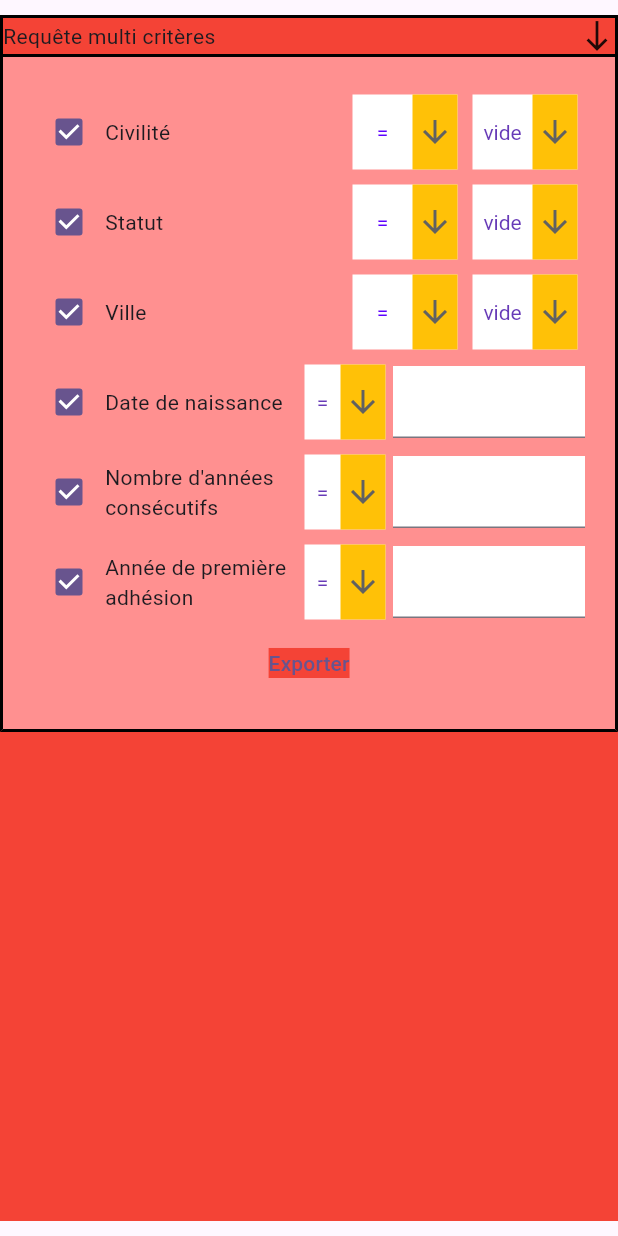
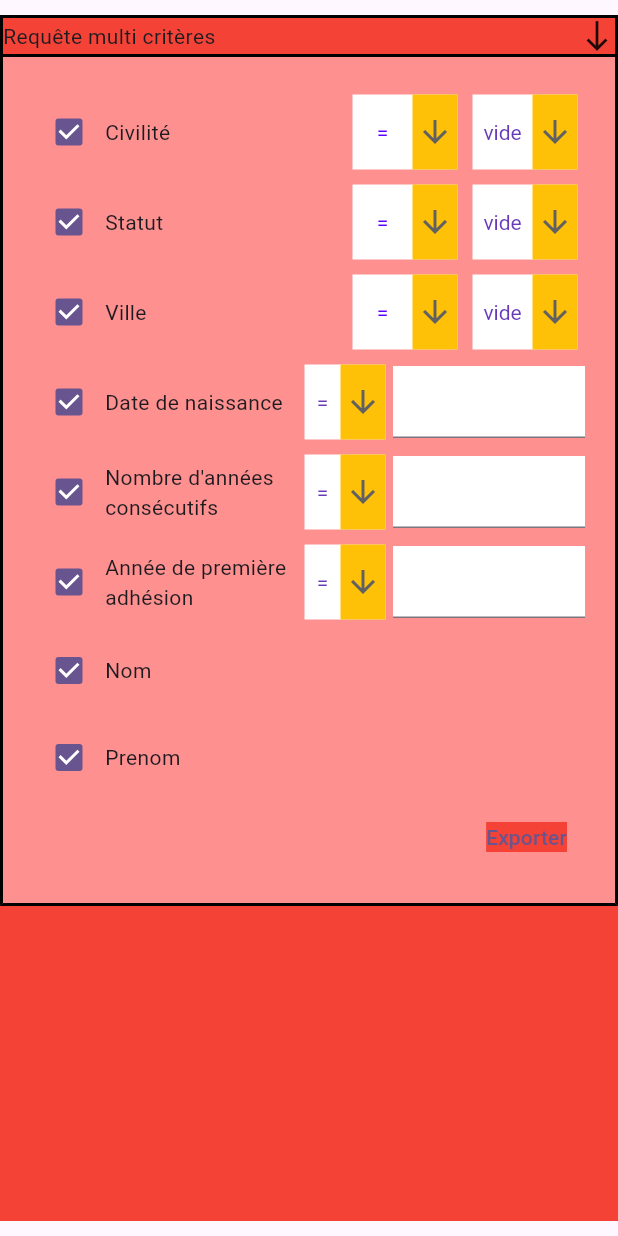
Before and after one commit to TheoBorreaniMode83/client_randonneurs, a Flutter app: the ComposentSearch widget shown alone on an empty page, opened directly with empty values, after a tap on "Requête multi critères", after a tap on "Exporter", on a phone screen of 412 x 824 dp. Run offline on Flutter 3.47's test engine with Material 3 defaults, Android fonts, the phone set to English and light mode, and no system bars; our stand-ins replace diacritic, flutter_slider_drawer, get, page_transition; missing offline and left inert: dart:html, patterns_canvas; network calls fail.

Commit message:
selection ajouté le tout presque fini

```diff
--- a/project/lib/controller/controlerModel/controler_model.dart
+++ b/project/lib/controller/controlerModel/controler_model.dart
@@ -1,3 +1,4 @@
+/*
 import 'package:les_randonneurs_draceniens_client_administratif/model/adherent.dart';
 
 class ControlerModel{
@@ -9,3 +10,4 @@ class ControlerModel{
       civilite: "Homme");
   }
 }
+*/
--- a/project/lib/controller/controller_page_gestion_adherents.dart
+++ b/project/lib/controller/controller_page_gestion_adherents.dart
@@ -25,6 +25,8 @@ class ControllerPageGestionAdherents{
   static Wrapper value6_0=Wrapper(contentA: true);
   static Wrapper value6_1=Wrapper(contentA: '=');
 
+  static Wrapper value7_0=Wrapper(contentA: true);
+  static Wrapper value8_0=Wrapper(contentA: true);
 
   static TextEditingController  controlleur1 = TextEditingController();
   static TextEditingController  controlleur2 = TextEditingController();
--- a/project/lib/controller/gstHttpServer/gst_http_server.dart
+++ b/project/lib/controller/gstHttpServer/gst_http_server.dart
@@ -10,23 +10,23 @@ class GstHttpServer{
   //-------------------------------------------------------------------------------------
 
   static List<Adherent> _dbAdherents = [
-    Adherent(id: 0,nom: "Martin", prenom: "Gabriel", civilite: "Monsieur",anneePremiereAdhesion: 2000, statut: "Adhésion", nomVille: "Draguignan",joursNaissance: 10,moisNaissance: 10,anneeNaissance: 2000, ),
-    Adherent(id: 1,nom: "Bernard", prenom: "Léo", civilite: "Monsieur",anneePremiereAdhesion: 2010, statut: "Adhésion", nomVille: "Montferat",joursNaissance: 10,moisNaissance: 10,anneeNaissance: 2000),
-    Adherent(id: 2,nom: "Thomas", prenom: "Raphael", civilite: "Monsieur",anneePremiereAdhesion: 1999, statut: "Réadhésion", nomVille: "Frejus",joursNaissance: 10,moisNaissance: 10,anneeNaissance: 2000),
-    Adherent(id: 3,nom: "Petit", prenom: "Louis", civilite: "Monsieur",anneePremiereAdhesion: 2000, statut: "R.Santé", nomVille: "Brignole",joursNaissance: 10,moisNaissance: 10,anneeNaissance: 2000),
-    Adherent(id: 4,nom: "Robert", prenom: "Mael", civilite: "Monsieur",anneePremiereAdhesion: 2000, statut: "Pass Dec", nomVille: "Congolin",joursNaissance: 10,moisNaissance: 10,anneeNaissance: 1990),
-    Adherent(id: 5,nom: "Richard", prenom: "Arthur", civilite: "Monsieur",anneePremiereAdhesion: 2000, statut: "Adhésion", nomVille: "Paris",joursNaissance: 10,moisNaissance: 10,anneeNaissance: 2000),
-    Adherent(id: 6,nom: "Durand", prenom: "Jules", civilite: "Monsieur",anneePremiereAdhesion: 2000, statut: "R.Santé", nomVille: "Draguignan",joursNaissance: 10,moisNaissance: 10,anneeNaissance: 2000),
-    Adherent(id: 7,nom: "Dubois", prenom: "Noah", civilite: "Monsieur",anneePremiereAdhesion: 2000, statut: "Adh.Non/Lic", nomVille: "Marseille",joursNaissance: 10,moisNaissance: 10,anneeNaissance: 2000),
-    Adherent(id: 8,nom: "Moreau", prenom: "Adam", civilite: "Monsieur",anneePremiereAdhesion: 2000, statut: "Adh.Non/Lic", nomVille: "Draguignan",joursNaissance: 10,moisNaissance: 10,anneeNaissance: 2000),
-    Adherent(id: 9,nom: "Laurent", prenom: "Lucas", civilite: "Monsieur",anneePremiereAdhesion: 2000, statut: "M.Nordique", nomVille: "Draguignan",joursNaissance: 10,moisNaissance: 10,anneeNaissance: 2000),
-    Adherent(id: 10,nom: "Roux", prenom: "Esther", civilite: "Madame",anneePremiereAdhesion: 2000, statut: "Adhésion", nomVille: "Draguignan",joursNaissance: 10,moisNaissance: 10,anneeNaissance: 2000),
-    Adherent(id: 11,nom: "Lambert", prenom: "Marguerite", civilite: "Madame",anneePremiereAdhesion: 2000, statut: "Adh.Aut.Ass", nomVille: "Draguignan",joursNaissance: 10,moisNaissance: 10,anneeNaissance: 2000),
-    Adherent(id: 12,nom: "Leroy", prenom: "Helen", civilite: "Madame",anneePremiereAdhesion: 2000, statut: "Réadhésion", nomVille: "Draguignan",joursNaissance: 10,moisNaissance: 10,anneeNaissance: 2000),
-    Adherent(id: 13,nom: "Lefebvre", prenom: "Hélène", civilite: "Madame",anneePremiereAdhesion: 2000, statut: "Adhésion", nomVille: "Congolin",joursNaissance: 10,moisNaissance: 10,anneeNaissance: 2000),
-    Adherent(id: 14,nom: "Bertrand", prenom: "Adrienne", civilite: "Madame",anneePremiereAdhesion: 2000, statut: "R.Santé", nomVille: "Frejus",joursNaissance: 10,moisNaissance: 10,anneeNaissance: 2000),
-    Adherent(id: 15,nom: "Girard", prenom: "Aline", civilite: "Madame",anneePremiereAdhesion: 2000, statut: "R.Santé", nomVille: "Frejus",joursNaissance: 10,moisNaissance: 10,anneeNaissance: 2000),
-    Adherent(id: 16,nom: "David", prenom: "Pascale", civilite: "Madame",anneePremiereAdhesion: 2000, statut: "R.Santé", nomVille: "Draguignan",joursNaissance: 10,moisNaissance: 10,anneeNaissance: 2000),
+    Adherent(id: 0,nom: "Martin", prenom: "Gabriel", civilite: "Monsieur",anneePremiereAdhesion: 2000, statut: "Adhésion", nomVille: "Draguignan",joursNaissance: 10,moisNaissance: 10,anneeNaissance: 2000,joursPremiereAdhesion: 10,moisPremiereAdhesion: 10 ),
+    Adherent(id: 1,nom: "Bernard", prenom: "Léo", civilite: "Monsieur",anneePremiereAdhesion: 2010, statut: "Adhésion", nomVille: "Montferat",joursNaissance: 10,moisNaissance: 10,anneeNaissance: 2000,joursPremiereAdhesion: 10,moisPremiereAdhesion: 10),
+    Adherent(id: 2,nom: "Thomas", prenom: "Raphael", civilite: "Monsieur",anneePremiereAdhesion: 1999, statut: "Réadhésion", nomVille: "Frejus",joursNaissance: 10,moisNaissance: 10,anneeNaissance: 2000,joursPremiereAdhesion: 10,moisPremiereAdhesion: 10),
+    Adherent(id: 3,nom: "Petit", prenom: "Louis", civilite: "Monsieur",anneePremiereAdhesion: 2000, statut: "R.Santé", nomVille: "Brignole",joursNaissance: 10,moisNaissance: 10,anneeNaissance: 2000,joursPremiereAdhesion: 10,moisPremiereAdhesion: 10),
+    Adherent(id: 4,nom: "Robert", prenom: "Mael", civilite: "Monsieur",anneePremiereAdhesion: 2000, statut: "Pass Dec", nomVille: "Congolin",joursNaissance: 10,moisNaissance: 10,anneeNaissance: 1990,joursPremiereAdhesion: 10,moisPremiereAdhesion: 10),
+    Adherent(id: 5,nom: "Richard", prenom: "Arthur", civilite: "Monsieur",anneePremiereAdhesion: 2000, statut: "Adhésion", nomVille: "Paris",joursNaissance: 10,moisNaissance: 10,anneeNaissance: 2000,joursPremiereAdhesion: 10,moisPremiereAdhesion: 10),
+    Adherent(id: 6,nom: "Durand", prenom: "Jules", civilite: "Monsieur",anneePremiereAdhesion: 2000, statut: "R.Santé", nomVille: "Draguignan",joursNaissance: 10,moisNaissance: 10,anneeNaissance: 2000,joursPremiereAdhesion: 10,moisPremiereAdhesion: 10),
+    Adherent(id: 7,nom: "Dubois", prenom: "Noah", civilite: "Monsieur",anneePremiereAdhesion: 2000, statut: "Adh.Non/Lic", nomVille: "Marseille",joursNaissance: 10,moisNaissance: 10,anneeNaissance: 2000,joursPremiereAdhesion: 10,moisPremiereAdhesion: 10),
+    Adherent(id: 8,nom: "Moreau", prenom: "Adam", civilite: "Monsieur",anneePremiereAdhesion: 2000, statut: "Adh.Non/Lic", nomVille: "Draguignan",joursNaissance: 10,moisNaissance: 10,anneeNaissance: 2000,joursPremiereAdhesion: 10,moisPremiereAdhesion: 10),
+    Adherent(id: 9,nom: "Laurent", prenom: "Lucas", civilite: "Monsieur",anneePremiereAdhesion: 2000, statut: "M.Nordique", nomVille: "Draguignan",joursNaissance: 10,moisNaissance: 10,anneeNaissance: 2000,joursPremiereAdhesion: 10,moisPremiereAdhesion: 10),
+    Adherent(id: 10,nom: "Roux", prenom: "Esther", civilite: "Madame",anneePremiereAdhesion: 2000, statut: "Adhésion", nomVille: "Draguignan",joursNaissance: 10,moisNaissance: 10,anneeNaissance: 2000,joursPremiereAdhesion: 10,moisPremiereAdhesion: 10),
+    Adherent(id: 11,nom: "Lambert", prenom: "Marguerite", civilite: "Madame",anneePremiereAdhesion: 2000, statut: "Adh.Aut.Ass", nomVille: "Draguignan",joursNaissance: 10,moisNaissance: 10,anneeNaissance: 2000,joursPremiereAdhesion: 10,moisPremiereAdhesion: 10),
+    Adherent(id: 12,nom: "Leroy", prenom: "Helen", civilite: "Madame",anneePremiereAdhesion: 2000, statut: "Réadhésion", nomVille: "Draguignan",joursNaissance: 10,moisNaissance: 10,anneeNaissance: 2000,joursPremiereAdhesion: 10,moisPremiereAdhesion: 10),
+    Adherent(id: 13,nom: "Lefebvre", prenom: "Hélène", civilite: "Madame",anneePremiereAdhesion: 2000, statut: "Adhésion", nomVille: "Congolin",joursNaissance: 10,moisNaissance: 10,anneeNaissance: 2000,joursPremiereAdhesion: 10,moisPremiereAdhesion: 10),
+    Adherent(id: 14,nom: "Bertrand", prenom: "Adrienne", civilite: "Madame",anneePremiereAdhesion: 2000, statut: "R.Santé", nomVille: "Frejus",joursNaissance: 10,moisNaissance: 10,anneeNaissance: 2000,joursPremiereAdhesion: 10,moisPremiereAdhesion: 10),
+    Adherent(id: 15,nom: "Girard", prenom: "Aline", civilite: "Madame",anneePremiereAdhesion: 2000, statut: "R.Santé", nomVille: "Frejus",joursNaissance: 10,moisNaissance: 10,anneeNaissance: 2000,joursPremiereAdhesion: 10,moisPremiereAdhesion: 10),
+    Adherent(id: 16,nom: "David", prenom: "Pascale", civilite: "Madame",anneePremiereAdhesion: 2000, statut: "R.Santé", nomVille: "Draguignan",joursNaissance: 10,moisNaissance: 10,anneeNaissance: 2000,joursPremiereAdhesion: 10,moisPremiereAdhesion: 10),
 
   ];
 
@@ -62,10 +62,9 @@ class GstHttpServer{
   ];
 
 
-  static List<String> _dbRubriquesFinancieres  = [
+  static List<String> _dbRubriquesFinancieres  = [];
 
-  ];
-
+  static int _dbAnneeExerciceActuel =2024;
 
 
 
@@ -78,6 +77,7 @@ class GstHttpServer{
   static List<Ville> _villes = [];
   static List<Statut> _statuts = [];
   static List<Civilite> _civilite = [];
+  static int _anneeExerciceActuel = -1;
 
   //-------------------------------------------------------------------------------------
   // Fonction de recupération et mise a jours de la base de donnée
@@ -115,6 +115,9 @@ class GstHttpServer{
     _civilite = List<Civilite>.from(_dbCivilite);
   }
 
+    static void _loadAnneeExerciceActuel(){
+    _anneeExerciceActuel = _dbAnneeExerciceActuel;
+  }
 
   //-------------------------------------------------------------------------------------
   // A FINIR fonction de test qui affiche les adfhérents de la base de donnée
@@ -201,5 +204,9 @@ class GstHttpServer{
     return result;
   }
 
+  static int getAnneeExerciceActuel(){
+    return _anneeExerciceActuel;
+  }
+
 
 }
--- a/project/lib/controller/gstRoute/gst_route.dart
+++ b/project/lib/controller/gstRoute/gst_route.dart
@@ -24,7 +24,6 @@ class GstRoute{
     '/page_gestion_tarif': (context) => const PageGestionTarif(),
     '/page_gestions_adhesions_en_cours': (context) => const PageGestionsAdhesionsEnCours(),
     '/page_test': (context) => const PageTest(),
-    '/page_certificaux_medicaux': (context) => const PageCertificauxMedicaux(),
     '/page_archivage': (context) => const PageArchivage(),
   };
 
@@ -59,8 +58,6 @@ class GstRoute{
       'page_gestion_tarif'               : Triplet<Function,Widget,Function>( Navigator.of(context).pushReplacement , const PageGestionTarif()             , tabTransition['Transition2']! ),
       'page_gestions_adhesions_en_cours' : Triplet<Function,Widget,Function>( Navigator.of(context).pushReplacement , const PageGestionsAdhesionsEnCours() , tabTransition['Transition2']! ),
       'page_test'                        : Triplet<Function,Widget,Function>( Navigator.of(context).pushReplacement , const PageTest()                     , tabTransition['Transition2']! ),
-      'page_adherents_eligibles'         : Triplet<Function,Widget,Function>( Navigator.of(context).pushReplacement , const PageAdherentsEligibles()       , tabTransition['Transition2']! ),
-      'page_certificaux_medicaux'        : Triplet<Function,Widget,Function>( Navigator.of(context).pushReplacement , const PageCertificauxMedicaux()      , tabTransition['Transition2']! ),
       'page_archivage'                   : Triplet<Function,Widget,Function>( Navigator.of(context).pushReplacement , const PageArchivage()                , tabTransition['Transition2']! ),
       };
       if(routesFunctions[name]!=null){
--- a/project/lib/model/adherent.dart
+++ b/project/lib/model/adherent.dart
@@ -21,9 +21,9 @@ class Adherent{
     double? montantCheque;
     double? montantLiquide;
     double? montantBoutiqueEtRevue;
-    int? joursPremiereAdhesion;
-    int? moisPremiereAdhesion;
-    int? anneePremiereAdhesion;
+    int joursPremiereAdhesion;
+    int moisPremiereAdhesion;
+    int anneePremiereAdhesion;
     String? numeroLicence;
     int? joursDernierCertificatMedical;
     int? moisDernierCertificatMedical;
@@ -56,9 +56,9 @@ class Adherent{
       this.montantCheque,
       this.montantLiquide,
       this.montantBoutiqueEtRevue,
-      this.joursPremiereAdhesion,
-      this.moisPremiereAdhesion,
-      this.anneePremiereAdhesion,
+      required this.joursPremiereAdhesion,
+      required this.moisPremiereAdhesion,
+      required this.anneePremiereAdhesion,
       this.numeroLicence,
       this.joursDernierCertificatMedical,
       this.moisDernierCertificatMedical,
--- a/project/lib/view/customWidgets/tailorMadeWidgets/composent_search.dart
+++ b/project/lib/view/customWidgets/tailorMadeWidgets/composent_search.dart
@@ -21,10 +21,11 @@ import 'package:les_randonneurs_draceniens_client_administratif/controller/contr
 class ComposentSearch extends StatefulWidget {
 
   Function function;
+  List<Adherent> listeAdherents;
 
   ComposentSearch ({
     required this.function,
-
+    required this.listeAdherents,
     Key? key
   });
 
@@ -233,7 +234,7 @@ class _ComposentSearchState extends State<ComposentSearch> {
     );
   }
 
-  Widget rowType3({required name,required List<String> tab1, required List<String> tab2,required List<String> tab3,required Wrapper elt0}){
+  Widget rowType3({required name,required Wrapper elt0}){
     return Container(
       margin: EdgeInsets.symmetric(vertical: 5),
       child: Row(
@@ -245,101 +246,6 @@ class _ComposentSearchState extends State<ComposentSearch> {
           Expanded(
             flex:4,
             child: Text(name),),
-          Expanded(
-            flex: 2,
-            child: Container(
-              margin: const EdgeInsets.symmetric(horizontal: 5),
-              height: 50,
-              color: Colors.white,
-              child: DropdownButton<String>(
-                isExpanded: true,
-                value: tab1[0],
-                onChanged:(value) {
-
-                },
-                alignment: Alignment.center,
-                items: tab1.map((value) => DropdownMenuItem(
-                  child:  Center(
-                    child: Text(value),
-                  ),
-                  value: value,
-                )).toList(),
-                icon: Container(
-                  height: double.maxFinite,
-                  width: 30,
-                  color:Colors.amber,
-                  child: const Icon(Icons.arrow_downward),
-                ),
-                elevation: 16,
-                style: const TextStyle(color: Colors.deepPurple),
-                underline: Container(
-                  height: 2,
-                  color: Colors.transparent,)
-              )
-            )
-          ),
-          Expanded(
-            flex: 2,
-            child: Container(
-              margin: const EdgeInsets.symmetric(horizontal: 5),
-              height: 50,
-              color: Colors.white,
-              child: DropdownButton<String>(
-                isExpanded: true,
-                value: tab2[0],
-                onChanged:(value) => {},
-                alignment: Alignment.center,
-                items: tab2.map((value) => DropdownMenuItem(
-                  child:  Center(
-                    child: Text(value),
-                  ),
-                  value: value,
-                )).toList(),
-                icon: Container(
-                  height: double.maxFinite,
-                  width: 30,
-                  color:Colors.amber,
-                  child: const Icon(Icons.arrow_downward),
-                ),
-                elevation: 16,
-                style: const TextStyle(color: Colors.deepPurple),
-                underline: Container(
-                  height: 2,
-                  color: Colors.transparent,)
-              )
-            )
-          ),
-          Expanded(
-            flex: 2,
-            child: Container(
-              margin: const EdgeInsets.symmetric(horizontal: 5),
-              height: 50,
-              color: Colors.white,
-              child: DropdownButton<String>(
-                isExpanded: true,
-                value: tab3[0],
-                onChanged:(value) => {},
-                alignment: Alignment.center,
-                items: tab3.map((value) => DropdownMenuItem(
-                  child:  Center(
-                    child: Text(value),
-                  ),
-                  value: value,
-                )).toList(),
-                icon: Container(
-                  height: double.maxFinite,
-                  width: 30,
-                  color:Colors.amber,
-                  child: const Icon(Icons.arrow_downward),
-                ),
-                elevation: 16,
-                style: const TextStyle(color: Colors.deepPurple),
-                underline: Container(
-                  height: 2,
-                  color: Colors.transparent,)
-              )
-            )
-          ),
         ]
       )
     );
@@ -438,17 +344,30 @@ class _ComposentSearchState extends State<ComposentSearch> {
                       elt0: ControllerPageGestionAdherents.value6_0 ,
                       controlleurX: ControllerPageGestionAdherents.controlleur3
                     ),
-                    TextButton(
+                    rowType3(
+                      name: "Nom",
+                      elt0: ControllerPageGestionAdherents.value7_0 ,
+                    ),
+                    rowType3(
+                      name: "Prenom",
+                      elt0: ControllerPageGestionAdherents.value8_0 ,
+                    ),
+                    Container(
+                      alignment: Alignment.topRight,
+                      width: double.maxFinite,
+                      child: TextButton(
                         onPressed: (){
-                        List<Adherent> tmp = GstHttpServer.getAdherent();
                           List<List<dynamic>> result = [];
-                        for(int i = 0 ; i<tmp.length ; i++){
+                          for(int i = 0 ; i<widget.listeAdherents.length ; i++){
                             result.add([]);
-                          if(ControllerPageGestionAdherents.value1_0.content){result[result.length-1].add(tmp[i].civilite.toString());}
-                          /* tmp[i].prenom.toString(),
-                            tmp[i].civilite.toString(),
-                            tmp[i].statut.toString(),
-                            tmp[i].nom.toString(), */
+                            (ControllerPageGestionAdherents.value1_0.content)?{result[result.length-1].add(widget.listeAdherents[i].civilite.toString())}:{};
+                            (ControllerPageGestionAdherents.value2_0.content)?{result[result.length-1].add(widget.listeAdherents[i].statut.toString())}:{};
+                            (ControllerPageGestionAdherents.value3_0.content)?{result[result.length-1].add(widget.listeAdherents[i].nomVille.toString())}:{};
+                            (ControllerPageGestionAdherents.value4_0.content)?{result[result.length-1].add(widget.listeAdherents[i].joursNaissance.toString()+'/'+widget.listeAdherents[i].moisNaissance.toString()+'/'+widget.listeAdherents[i].anneeNaissance.toString())}:{};
+                            (ControllerPageGestionAdherents.value5_0.content)?{result[result.length-1].add((widget.listeAdherents[i].anneePremiereAdhesion-GstHttpServer.getAnneeExerciceActuel()).toString())}:{};
+                            (ControllerPageGestionAdherents.value6_0.content)?{result[result.length-1].add(widget.listeAdherents[i].anneePremiereAdhesion.toString())}:{};
+                            (ControllerPageGestionAdherents.value7_0.content)?{result[result.length-1].add(widget.listeAdherents[i].nom.toString())}:{};
+                            (ControllerPageGestionAdherents.value8_0.content)?{result[result.length-1].add(widget.listeAdherents[i].prenom.toString())}:{};
                           }
 
                           GstDownloadFiles.downloadFile(fileName: "adherents.csv", fileContent: GstDownloadFiles.makeCSV(result));
@@ -459,6 +378,7 @@ class _ComposentSearchState extends State<ComposentSearch> {
                             backgroundColor: Colors.red
                           ),
                         )),
+                    ),
                 ]
               ),
             ),
--- a/project/lib/view/pages/pages_module_adherents/page_adherents_eligibles.dart
+++ b/project/lib/view/pages/pages_module_adherents/page_adherents_eligibles.dart
@@ -1,3 +1,4 @@
+/*
 import 'package:flutter/material.dart';
 import 'package:les_randonneurs_draceniens_client_administratif/view/customWidgets/containerWidgets/responsive_view.dart';
 import 'package:les_randonneurs_draceniens_client_administratif/view/customWidgets/tailorMadeWidgets/englobe_widgets.dart';
@@ -105,3 +106,4 @@ class _PageAdherentsEligibles extends State<PageAdherentsEligibles> {
 
 
 }
+*/
--- a/project/lib/view/pages/pages_module_adherents/page_certificaux_medicaux.dart
+++ b/project/lib/view/pages/pages_module_adherents/page_certificaux_medicaux.dart
@@ -1,3 +1,5 @@
+/*
+
 import 'package:flutter/material.dart';
 import 'package:les_randonneurs_draceniens_client_administratif/view/customWidgets/containerWidgets/responsive_view.dart';
 import 'package:les_randonneurs_draceniens_client_administratif/view/customWidgets/tailorMadeWidgets/englobe_widgets.dart';
@@ -105,3 +107,4 @@ class _PageCertificauxMedicaux extends State<PageCertificauxMedicaux> {
 
 
 }
+*/
--- a/project/lib/view/pages/pages_module_adherents/page_gestions_adhesions_en_cours.dart
+++ b/project/lib/view/pages/pages_module_adherents/page_gestions_adhesions_en_cours.dart
@@ -1,5 +1,4 @@
 import 'package:flutter/material.dart';
-import 'package:diacritic/diacritic.dart';
 import 'package:les_randonneurs_draceniens_client_administratif/controller/controller_page_gestion_adherents.dart';
 import 'package:les_randonneurs_draceniens_client_administratif/model/adherent.dart';
 import 'package:les_randonneurs_draceniens_client_administratif/view/customWidgets/tailorMadeWidgets/englobe_widgets.dart';
@@ -26,9 +25,7 @@ import 'package:les_randonneurs_draceniens_client_administratif/model/date.dart'
 import 'package:les_randonneurs_draceniens_client_administratif/controller/customWidgetsControllers/custom_text_form_field_content.dart';
 import 'package:les_randonneurs_draceniens_client_administratif/assets/text_content.dart';
 import 'package:les_randonneurs_draceniens_client_administratif/controller/gstHttpServer/gst_http_server.dart';
-import 'package:les_randonneurs_draceniens_client_administratif/model/wrapper.dart';
 import 'package:les_randonneurs_draceniens_client_administratif/controller/contollerMultiCiriteres/filtrage_adherent.dart';
-import 'package:les_randonneurs_draceniens_client_administratif/controller/controller_page_gestion_adherents.dart';
 
 class PageGestionsAdhesionsEnCours extends StatefulWidget {
 
@@ -419,6 +416,7 @@ class _PageGestionsAdhesionsEnCours extends State<PageGestionsAdhesionsEnCours>
           ],
         ),
         ComposentSearch(
+          listeAdherents:adherents,
           function: (){setState(() {});}
           ),
         TextButton(
@@ -698,7 +696,7 @@ class _PageGestionsAdhesionsEnCours extends State<PageGestionsAdhesionsEnCours>
                             setState((){});
                           }
                           else{ // si l'adherent est entrain d'etre crée
-                            GstHttpServer.addAdherent(Adherent(nom: textFormNameController.text, prenom: textFormFirstNameController.text, civilite: "x"));
+                            GstHttpServer.addAdherent(Adherent(nom: textFormNameController.text, prenom: textFormFirstNameController.text, civilite: "x", anneePremiereAdhesion: 2010,moisPremiereAdhesion: 10,joursPremiereAdhesion: 10));
                             setState(() {});
                           }
                           Navigator.of(context).pop();
```
Lines whose indentation alone changed are shown as unchanged.
